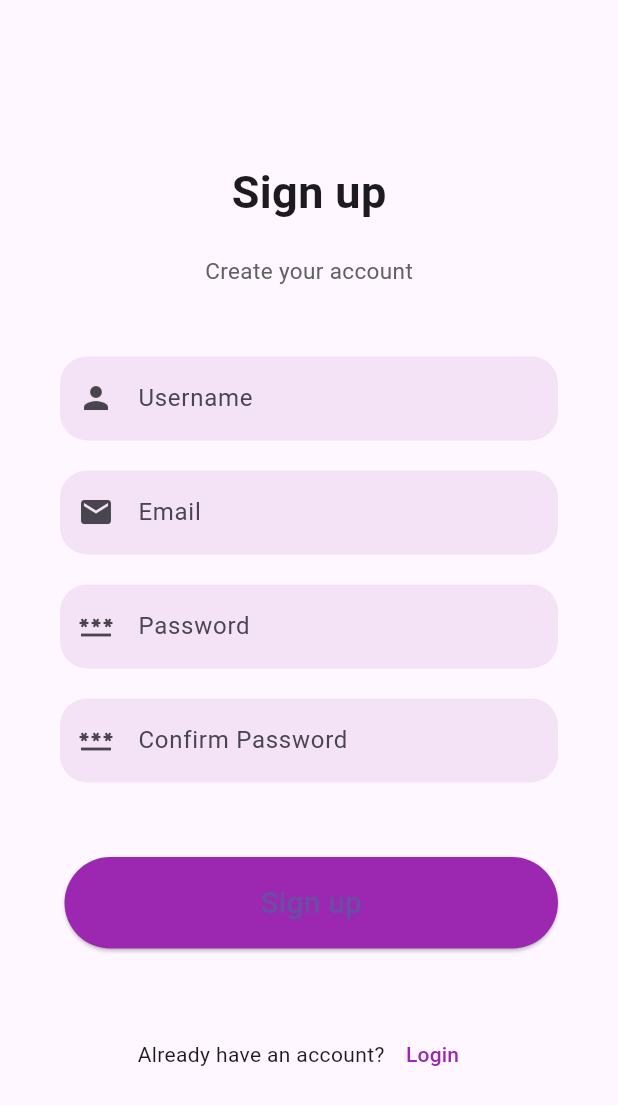
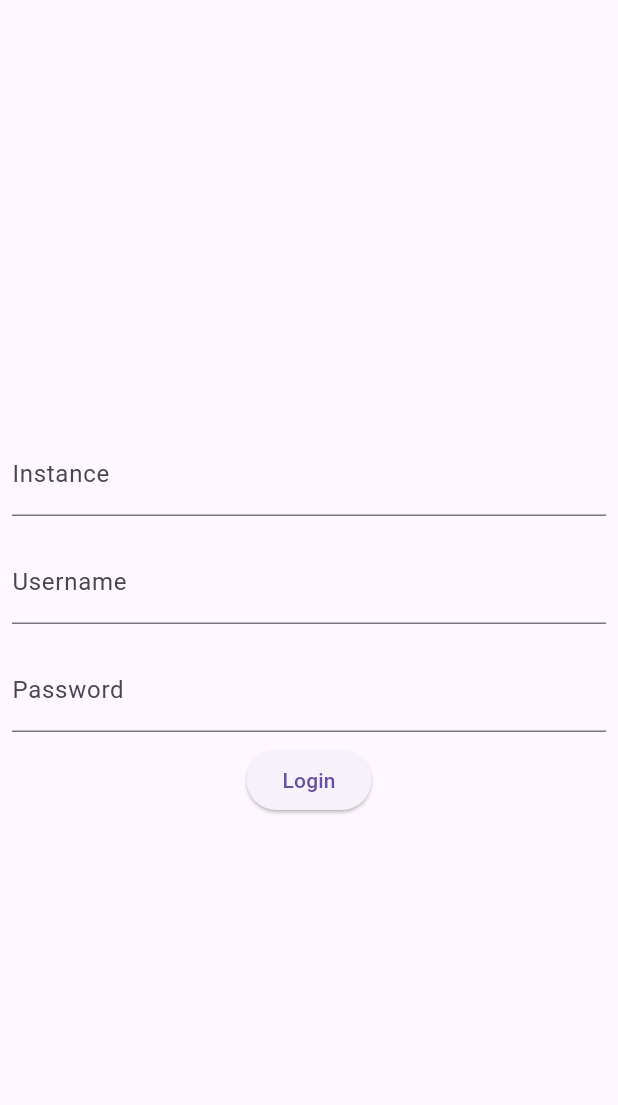
Before and after one commit to yukiterunamaana/aadj, a Flutter app: the screen it shows after launch, after a tap on "Login", on a phone screen of 412 x 824 dp. Shown: the top 1105 px of the screen. Run offline on Flutter 3.47's test engine with Material 3 defaults, Android fonts, the phone set to English and light mode, and no system bars; our stand-ins replace envied, flutter_widget_from_html, infinite_scroll_pagination; missing offline and left inert: mastodon_api, mastodon_oauth2; statements that could not run were skipped.

```diff
--- a/lib/env.dart
+++ b/lib/env.dart
@@ -4,8 +4,8 @@ part 'env.g.dart';
 
 @Envied(path: '.env')
 abstract class Env {
-  @EnviedField(varName: 'CLIENTKEY', defaultValue: '', obfuscate: true)
+  @EnviedField(varName: 'CLIENTKEY', obfuscate: true)
   static String clientKey = _Env.clientKey;
-  @EnviedField(varName: 'CLIENTSECRET', defaultValue: '', obfuscate: true)
+  @EnviedField(varName: 'CLIENTSECRET', obfuscate: true)
   static String clientSecret = _Env.clientSecret;
 }
--- a/lib/main.dart
+++ b/lib/main.dart
@@ -3,12 +3,146 @@ import 'package:aadj/instance_settings.dart';
 import 'package:flutter/material.dart';
 import 'widgets/auth.dart';
 import 'myapp.dart';
+import 'package:mastodon_oauth2/mastodon_oauth2.dart';
+//import 'package:mastodon_api/mastodon_api.dart';
 
-void main() => runApp(const SignupPage()); // MyApp());
-//todo ASK ABOUT NOTIFICATIONS PROBLEM
-//todo ASK ABOUT USER PAGE PROBLEM
+// void main() => runApp(const SignupPage()); // MyApp());
+// //todo ASK ABOUT NOTIFICATIONS PROBLEM
+// //todo ASK ABOUT USER PAGE PROBLEM
+
+void main() {
+  runApp(const MaterialApp(home: Example()));
+}
+
+class Example extends StatefulWidget {
+  const Example({Key? key}) : super(key: key);
+
+  @override
+  State<Example> createState() => _ExampleState();
+}
+
+class _ExampleState extends State<Example> {
+  String? _accessToken;
+  String? _refreshToken;
+  //MastodonClient? _mastodonClient;
+  String? _instance;
+
+  // Input fields for instance, username, password
+  final _instanceController = TextEditingController();
+  final _usernameController = TextEditingController();
+  final _passwordController = TextEditingController();
+
+  @override
+  void dispose() {
+    _instanceController.dispose();
+    _usernameController.dispose();
+    _passwordController.dispose();
+    super.dispose();
+  }
+
+  @override
+  Widget build(BuildContext context) => Scaffold(
+        body: Center(
+          child: Column(
+            mainAxisAlignment: MainAxisAlignment.center,
+            crossAxisAlignment: CrossAxisAlignment.center,
+            children: [
+              // Input field for Instance
+              Padding(
+                padding: const EdgeInsets.all(8.0),
+                child: TextField(
+                  controller: _instanceController,
+                  decoration: const InputDecoration(labelText: 'Instance'),
+                ),
+              ),
+
+              // Input field for Username
+              Padding(
+                padding: const EdgeInsets.all(8.0),
+                child: TextField(
+                  controller: _usernameController,
+                  decoration: const InputDecoration(labelText: 'Username'),
+                ),
+              ),
+
+              // Input field for Password
+              Padding(
+                padding: const EdgeInsets.all(8.0),
+                child: TextField(
+                  controller: _passwordController,
+                  obscureText: true,
+                  decoration: const InputDecoration(labelText: 'Password'),
+                ),
+              ),
+
+              // Button for logging in
+              ElevatedButton(
+                onPressed: () async {
+                  _instance = _instanceController.text;
+                  final username = _usernameController.text;
+                  final password = _passwordController.text;
+
+                  // 1. Authenticate using MastodonOAuth2Client
+                  final oauth2 = MastodonOAuth2Client(
+                    instance: _instance!,
+                    clientId: Env.clientKey,
+                    clientSecret: Env.clientSecret,
+                    redirectUri: 'aadj://callback',
+                    customUriScheme: 'http://localhost:8080',
+                  );
+                  try {
+                    final response = await oauth2.executeAuthCodeFlow(
+                      scopes: [
+                        Scope.read,
+                        Scope.write,
+                        Scope.follow,
+                        Scope.push,
+                      ],
+                    );
+                    print(response);
+                    _accessToken = response.accessToken;
+                    //_refreshToken = response.refreshToken;
+                    print('Access Token: $_accessToken');
+                    //print('Refresh Token: $_refreshToken');
+
+                    // // 2. Create a MastodonClient instance
+                    // _mastodonClient = MastodonClient(
+                    //   instance: _instance!,
+                    //   accessToken: _accessToken!,
+                    // );
+
+                    // // 3. Fetch user information
+                    // final user = await _mastodonClient!.currentUser();
+                    // print('User ID: ${user.id}');
+                    // print('User Username: ${user.username}');
+                  } catch (e) {
+                    print('Error during authentication: $e');
+                  }
+                },
+                child: const Text('Login'),
+              ),
+
+              // Display the Access Token
+              //Text('Access Token: $_accessToken'),
+
+              // Display the Refresh Token
+              //Text('Refresh Token: $_refreshToken'),
+            ],
+          ),
+        ),
+      );
+}
+
+// import 'package:aadj/env.dart';
+// import 'package:aadj/instance_settings.dart';
+// import 'package:flutter/material.dart';
+// import 'widgets/auth.dart';
+// import 'myapp.dart';
+// import 'package:mastodon_oauth2/mastodon_oauth2.dart';
 //
-// import 'package:mastodon_oauth2/mastodon_oauth2.dart';
+// // void main() => runApp(const SignupPage()); // MyApp());
+// // //todo ASK ABOUT NOTIFICATIONS PROBLEM
+// // //todo ASK ABOUT USER PAGE PROBLEM
 //
 // void main() {
 //   runApp(const MaterialApp(home: Example()));
@@ -42,8 +176,8 @@ void main() => runApp(const SignupPage()); // MyApp());
 //                     clientSecret: Env.clientSecret,
 //
 //                     // Replace redirect url as you need.
-//                     redirectUri: 'urn:ietf:wg:oauth:2.0:oob',
-//                     customUriScheme: 'org.example.oauth',
+//                     redirectUri: 'aadj://callback',
+//                     customUriScheme: 'http://localhost:8080',
 //                   );
 //
 //                   final response = await oauth2.executeAuthCodeFlow(
@@ -57,6 +191,7 @@ void main() => runApp(const SignupPage()); // MyApp());
 //
 //                   super.setState(() {
 //                     _accessToken = response.accessToken;
+//                     print(_accessToken);
 //                   });
 //                 },
 //                 child: const Text('Push!'),
--- a/pubspec.yaml
+++ b/pubspec.yaml
@@ -39,6 +39,7 @@ dependencies:
   any_link_preview: ^3.0.0
   url_launcher: ^6.2.6
   envied: ^0.5.4+1
+  flutter_web_auth_2: ^2.2.1
 
 dev_dependencies:
   flutter_test:
```
Also changed, not shown: pubspec.lock.
